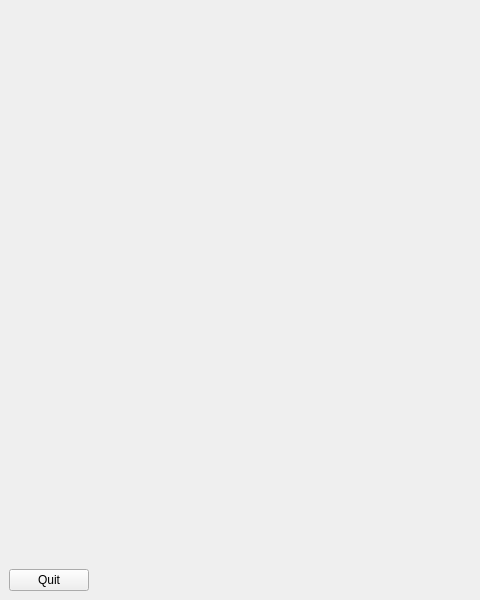
This is mainwindow.ui in l0th3r/OpenViewer as Qt 5 draws it before an edit; both pictures show x 0 to 480 and y 0 to 600 of the 800 by 600 pixel window. The edited form follows.
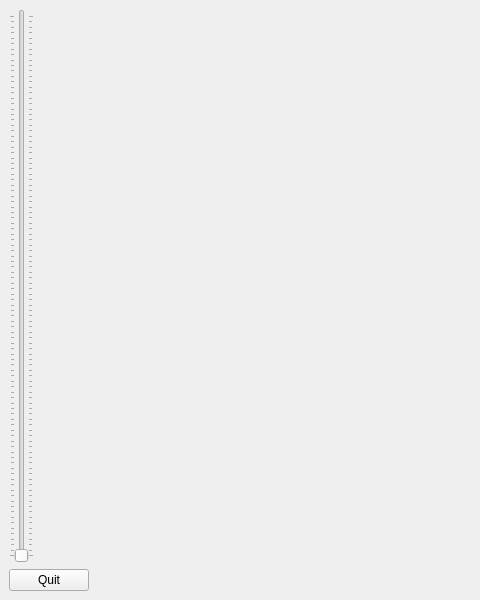
This is the edited form. Custom widgets are drawn as their Qt base class.

Commit message: Update: Link slider with GL paint

The edit to the form file:
```diff
--- a/mainwindow.ui
+++ b/mainwindow.ui
@@ -32,17 +32,20 @@
       <item>
        <layout class="QVBoxLayout" name="LeftLayout">
         <item>
-         <spacer name="verticalSpacer">
+         <layout class="QVBoxLayout" name="SliderLayout"/>
+        </item>
+        <item>
+         <widget class="QSlider" name="SliderPaint">
+          <property name="contextMenuPolicy">
+           <enum>Qt::NoContextMenu</enum>
+          </property>
           <property name="orientation">
            <enum>Qt::Vertical</enum>
           </property>
-          <property name="sizeHint" stdset="0">
-           <size>
-            <width>20</width>
-            <height>40</height>
-           </size>
+          <property name="tickPosition">
+           <enum>QSlider::TicksBothSides</enum>
           </property>
-         </spacer>
+         </widget>
         </item>
        </layout>
       </item>
```
Left out of the diff: 2 changed lines with no effect on the pictures. The commit also changes 2 other files.
